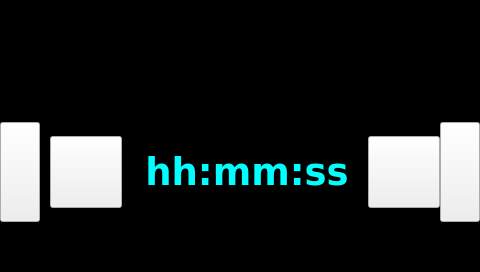
First picture: the form in SmartHome/page022.ui, repository fmandracci/smart-home, before the edit.
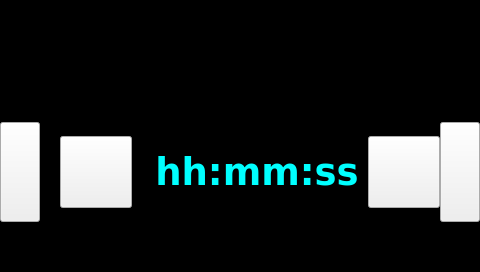
Second picture: the form after the edit. Icons and pictures are not drawn. Custom widgets are drawn as their Qt base class.

The edit to the form file:
```diff
--- a/SmartHome/page022.ui
+++ b/SmartHome/page022.ui
@@ -212,13 +212,16 @@
         <number>10</number>
        </property>
        <item>
-        <spacer name="horizontalSpacer">
+        <spacer name="horizontalSpacer_2">
          <property name="orientation">
           <enum>Qt::Horizontal</enum>
          </property>
+         <property name="sizeType">
+          <enum>QSizePolicy::MinimumExpanding</enum>
+         </property>
          <property name="sizeHint" stdset="0">
           <size>
-           <width>40</width>
+           <width>10</width>
            <height>20</height>
           </size>
          </property>
@@ -226,12 +229,24 @@
        </item>
        <item>
         <widget class="ATCMbutton" name="atcmButton_StartPause">
+         <property name="sizePolicy">
+          <sizepolicy hsizetype="MinimumExpanding" vsizetype="MinimumExpanding">
+           <horstretch>0</horstretch>
+           <verstretch>0</verstretch>
+          </sizepolicy>
+         </property>
          <property name="minimumSize">
           <size>
            <width>72</width>
            <height>72</height>
           </size>
          </property>
+         <property name="maximumSize">
+          <size>
+           <width>72</width>
+           <height>72</height>
+          </size>
+         </property>
          <property name="font">
           <font>
            <family>DejaVu Sans</family>
@@ -451,7 +466,7 @@
         </widget>
        </item>
        <item>
-        <spacer name="horizontalSpacer_3">
+        <spacer name="horizontalSpacer">
          <property name="orientation">
           <enum>Qt::Horizontal</enum>
          </property>
```
Left out of the diff: 24 changed lines with no effect on the pictures.
